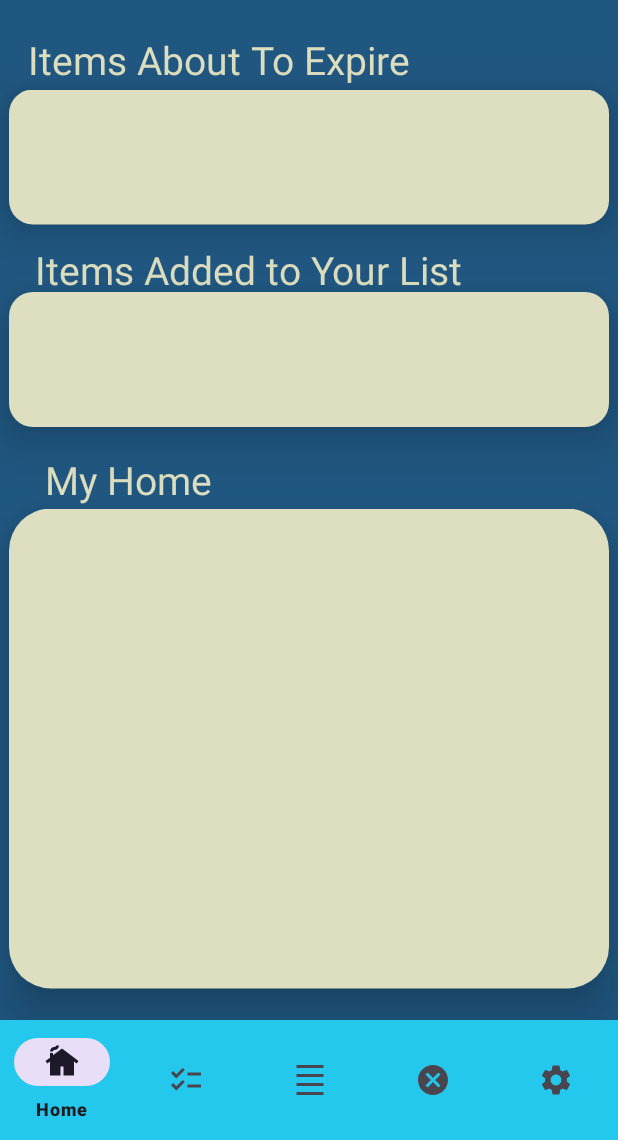
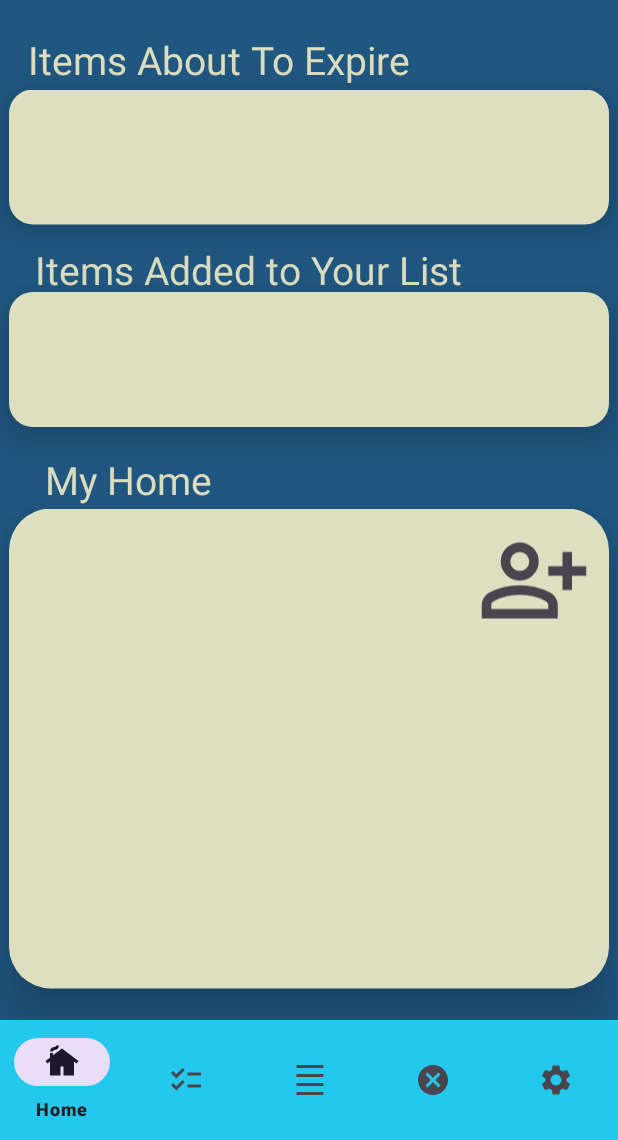
Before and after one commit to TheLostSoul56/Shelf-Life, an Android app: the screen it shows after launch (MainActivity), on a phone screen of 412 x 824 dp, the part 96-1236 px from its top. Run offline under Robolectric (Android 15) with nearby library versions, the phone set to English and light mode, and no system bars; our stand-ins replace navigation-ui.

Commit message:
created add new user icon button and new user screen

```diff
--- a/app/build.gradle.kts
+++ b/app/build.gradle.kts
@@ -41,6 +41,7 @@ dependencies {
     implementation(libs.constraintlayout)
     implementation(libs.navigation.fragment)
     implementation(libs.navigation.ui)
+    implementation(libs.activity)
     testImplementation(libs.junit)
     androidTestImplementation(libs.ext.junit)
     androidTestImplementation(libs.espresso.core)
--- a/app/src/main/AndroidManifest.xml
+++ b/app/src/main/AndroidManifest.xml
@@ -12,6 +12,7 @@
         android:supportsRtl="true"
         android:theme="@style/Theme.ShelfLife"
         tools:targetApi="31">
+
         <activity
             android:name=".MainActivity"
             android:exported="true"
--- /dev/null
+++ b/app/src/main/res/drawable-xxhdpi/add_user.xml
@@ -0,0 +1,10 @@
+<vector xmlns:android="http://schemas.android.com/apk/res/android"
+    android:width="24dp"
+    android:height="24dp"
+    android:viewportWidth="960"
+    android:viewportHeight="960"
+    android:tint="?attr/colorControlNormal">
+  <path
+      android:fillColor="@android:color/white"
+      android:pathData="M720,560L720,440L600,440L600,360L720,360L720,240L800,240L800,360L920,360L920,440L800,440L800,560L720,560ZM360,480Q294,480 247,433Q200,386 200,320Q200,254 247,207Q294,160 360,160Q426,160 473,207Q520,254 520,320Q520,386 473,433Q426,480 360,480ZM40,800L40,688Q40,654 57.5,625.5Q75,597 104,582Q166,551 230,535.5Q294,520 360,520Q426,520 490,535.5Q554,551 616,582Q645,597 662.5,625.5Q680,654 680,688L680,800L40,800ZM120,720L600,720L600,688Q600,677 594.5,668Q589,659 580,654Q526,627 471,613.5Q416,600 360,600Q304,600 249,613.5Q194,627 140,654Q131,659 125.5,668Q120,677 120,688L120,720ZM360,400Q393,400 416.5,376.5Q440,353 440,320Q440,287 416.5,263.5Q393,240 360,240Q327,240 303.5,263.5Q280,287 280,320Q280,353 303.5,376.5Q327,400 360,400ZM360,320Q360,320 360,320Q360,320 360,320Q360,320 360,320Q360,320 360,320Q360,320 360,320Q360,320 360,320Q360,320 360,320Q360,320 360,320ZM360,720L360,720Q360,720 360,720Q360,720 360,720Q360,720 360,720Q360,720 360,720Q360,720 360,720Q360,720 360,720Q360,720 360,720Q360,720 360,720L360,720Z"/>
+</vector>
--- a/app/src/main/res/layout/fragment_home.xml
+++ b/app/src/main/res/layout/fragment_home.xml
@@ -1,5 +1,6 @@
 <?xml version="1.0" encoding="utf-8"?>
 <FrameLayout xmlns:android="http://schemas.android.com/apk/res/android"
+    xmlns:app="http://schemas.android.com/apk/res-auto"
     xmlns:tools="http://schemas.android.com/tools"
     android:layout_width="match_parent"
     android:layout_height="match_parent"
@@ -18,21 +19,34 @@
         android:textColor="@color/tan"
         android:textSize="26sp"/>
     <!-- the square for the my home -->
+
+    <!-- the rectangle under list-->
     <RelativeLayout
         android:layout_width="400sp"
         android:layout_height="320sp"
         android:layout_gravity="center"
-        android:translationY="159dp"
         android:background="@drawable/rounded_square"
         android:elevation="20dp"
-        android:padding="10dp">
+        android:padding="10dp"
+        android:translationY="159dp">
 
         <android.widget.Space
+            android:id="@+id/space"
             android:layout_width="match_parent"
             android:layout_height="50dp" />
+
+        <ImageView
+            android:id="@+id/imageView"
+            android:layout_width="80dp"
+            android:layout_height="76dp"
+            android:layout_alignEnd="@+id/space"
+            android:layout_alignBottom="@+id/space"
+            android:layout_marginEnd="0dp"
+            android:layout_marginBottom="-26dp"
+            android:onClick="addUser"
+            android:src="@drawable/add_user" />
     </RelativeLayout>
 
-    <!-- the rectangle under list-->
     <RelativeLayout
         android:layout_width="400sp"
         android:layout_height="90sp"
--- a/app/src/main/res/menu/menu_main.xml
+++ b/app/src/main/res/menu/menu_main.xml
@@ -6,16 +6,19 @@
     <item android:title="Home"
         android:icon="@drawable/home_icon"
         android:id="@+id/home_button"/>
-    <item
-        android:id="@+id/list"
+
+    <item android:title="My List"
         android:icon="@drawable/list"
-        android:title="My List" />
+        android:id="@+id/list"/>
+
     <item android:title="My Shelf"
         android:icon="@drawable/shelf"
         android:id="@+id/shelf"/>
+
     <item android:title="Expired"
         android:icon="@drawable/expired"
         android:id="@+id/expired"/>
+
     <item android:title="Settings"
         android:icon="@drawable/settings"
         android:id="@+id/settings"/>
--- a/app/src/main/res/values-night/themes.xml
+++ b/app/src/main/res/values-night/themes.xml
@@ -4,4 +4,9 @@
         <!-- Customize your dark theme here. -->
         <!-- <item name="colorPrimary">@color/my_dark_primary</item> -->
     </style>
+
+    <style name="ThemeOverlay.ShelfLife.FullscreenContainer" parent="">
+        <item name="fullscreenBackgroundColor">@color/light_blue_900</item>
+        <item name="fullscreenTextColor">@color/light_blue_A400</item>
+    </style>
 </resources>
--- /dev/null
+++ b/app/src/main/res/values/attrs.xml
@@ -0,0 +1,6 @@
+<resources>
+    <declare-styleable name="FullscreenAttrs">
+        <attr name="fullscreenBackgroundColor" format="color" />
+        <attr name="fullscreenTextColor" format="color" />
+    </declare-styleable>
+</resources>
--- a/app/src/main/res/values/colors.xml
+++ b/app/src/main/res/values/colors.xml
@@ -5,4 +5,9 @@
     <color name="blue">#205781</color>
     <color name="lightBlue">#24C8ED</color>
     <color name="tan">#DDDFC0</color>
+    <color name="light_blue_600">#FF039BE5</color>
+    <color name="light_blue_900">#FF01579B</color>
+    <color name="light_blue_A200">#FF40C4FF</color>
+    <color name="light_blue_A400">#FF00B0FF</color>
+    <color name="black_overlay">#66000000</color>
 </resources>
--- a/app/src/main/res/values/strings.xml
+++ b/app/src/main/res/values/strings.xml
@@ -45,4 +45,6 @@
     </string>
     <!-- TODO: Remove or change this placeholder text -->
     <string name="hello_blank_fragment">Hello blank fragment</string>
+    <string name="dummy_button">Dummy Button</string>
+    <string name="dummy_content">DUMMY\nCONTENT</string>
 </resources>
--- a/gradle/libs.versions.toml
+++ b/gradle/libs.versions.toml
@@ -8,6 +8,7 @@ material = "1.12.0"
 constraintlayout = "2.2.0"
 navigationFragment = "2.8.5"
 navigationUi = "2.8.5"
+activity = "1.8.0"
 
 [libraries]
 junit = { group = "junit", name = "junit", version.ref = "junit" }
@@ -18,6 +19,7 @@ material = { group = "com.google.android.material", name = "material", version.r
 constraintlayout = { group = "androidx.constraintlayout", name = "constraintlayout", version.ref = "constraintlayout" }
 navigation-fragment = { group = "androidx.navigation", name = "navigation-fragment", version.ref = "navigationFragment" }
 navigation-ui = { group = "androidx.navigation", name = "navigation-ui", version.ref = "navigationUi" }
+activity = { group = "androidx.activity", name = "activity", version.ref = "activity" }
 
 [plugins]
 android-application = { id = "com.android.application", version.ref = "agp" }
```
Also changed, not shown: app/src/main/java/com/example/shelflife/AddUserFragment.java (renamed from app/src/main/java/com/example/shelflife/SettingsFragment.java, +7 -7 lines), app/src/main/java/com/example/shelflife/MainActivity.java (+10 -1 lines), app/src/main/res/layout/fragment_add_user.xml (added, +17 -0 lines), app/src/main/res/values/styles.xml (added, +7 -0 lines), app/src/main/res/values/themes.xml (+6 -1 lines).
